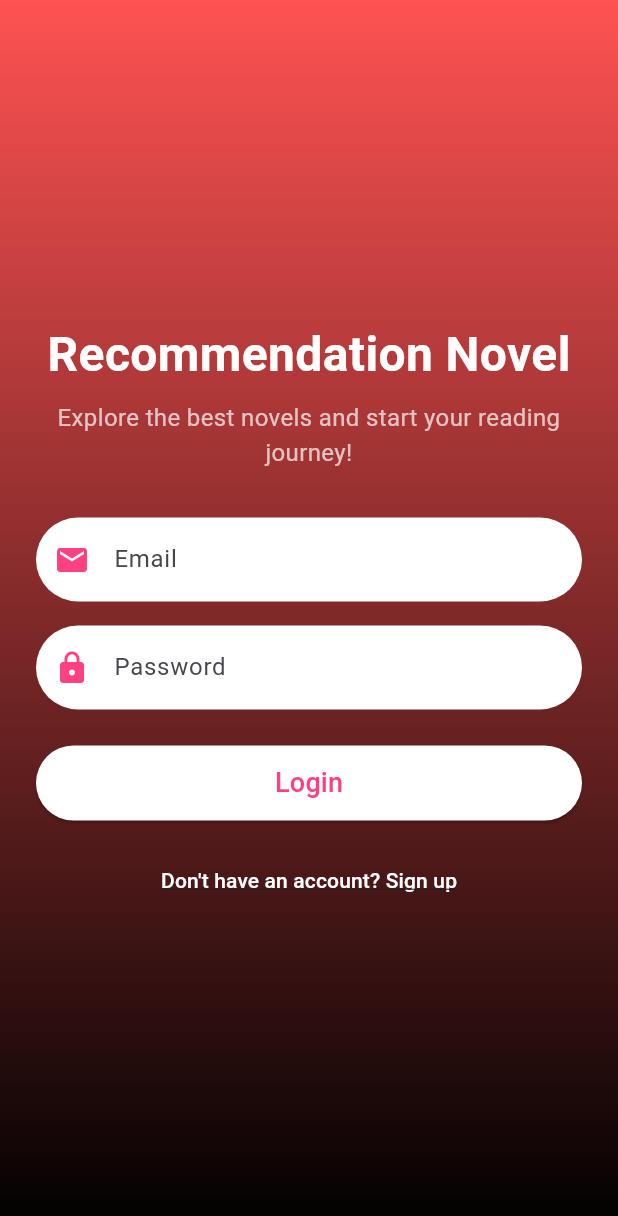
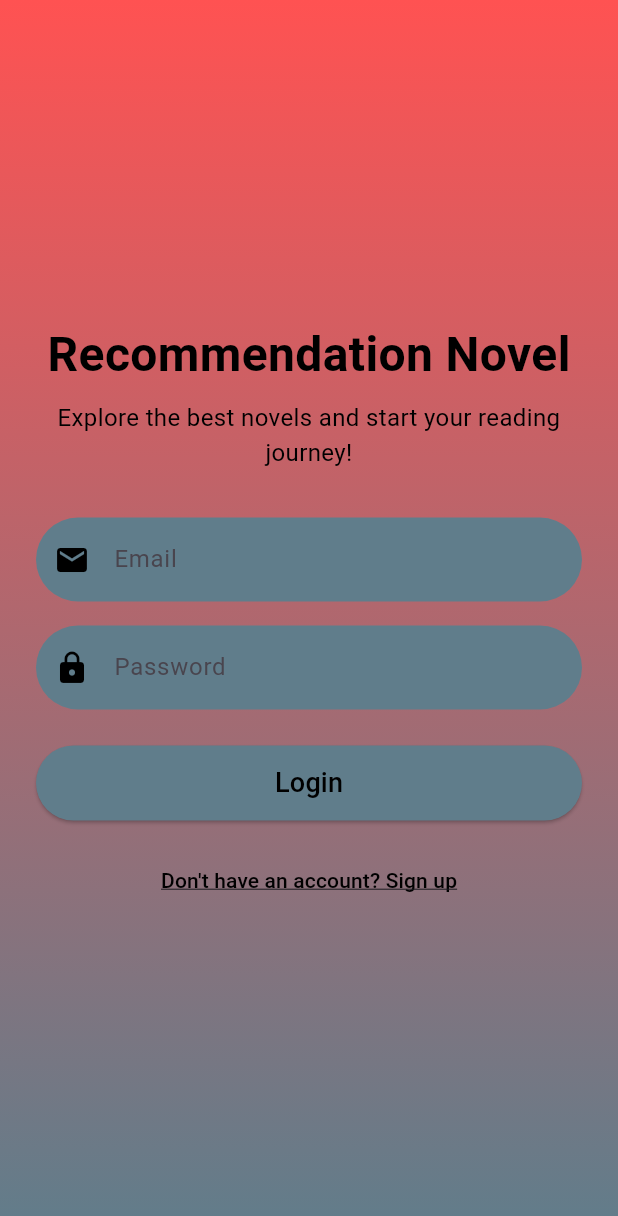
Before and after one commit to MGilangSeftian/Review-dan-Recomendation-Novel, a Flutter app: the screen it shows after launch, on a phone screen of 412 x 824 dp. Shown: the top 1216 px of the screen. Run offline on Flutter 3.47's test engine with Material 3 defaults, Android fonts, the phone set to English and light mode, and no system bars; our stand-ins replace shared_preferences; Roboto replaces fonts that are missing (Arial).

Commit message:
update warna

```diff
--- a/reccomendation_novel/lib/screens/tampilan_login.dart
+++ b/reccomendation_novel/lib/screens/tampilan_login.dart
@@ -44,7 +44,7 @@ class _TampilanLoginState extends State<TampilanLogin> {
           Container(
             decoration: BoxDecoration(
               gradient: LinearGradient(
-                colors: [Colors.redAccent, Colors.black],
+                colors: [Colors.redAccent, Colors.blueGrey],
                 begin: Alignment.topCenter,
                 end: Alignment.bottomCenter,
               ),
@@ -63,7 +63,7 @@ class _TampilanLoginState extends State<TampilanLogin> {
                     style: TextStyle(
                       fontSize: 32,
                       fontWeight: FontWeight.bold,
-                      color: Colors.white,
+                      color: Colors.black,
                       fontFamily: 'Arial',
                     ),
                   ),
@@ -72,7 +72,7 @@ class _TampilanLoginState extends State<TampilanLogin> {
                     'Explore the best novels and start your reading journey!',
                     style: TextStyle(
                       fontSize: 16,
-                      color: Colors.white70,
+                      color: Colors.black,
                     ),
                     textAlign: TextAlign.center,
                   ),
@@ -83,9 +83,9 @@ class _TampilanLoginState extends State<TampilanLogin> {
                     controller: _emailController,
                     decoration: InputDecoration(
                       filled: true,
-                      fillColor: Colors.white,
+                      fillColor: Colors.blueGrey,
                       hintText: 'Email',
-                      prefixIcon: Icon(Icons.email, color: Colors.pinkAccent),
+                      prefixIcon: Icon(Icons.email, color: Colors.black),
                       border: OutlineInputBorder(
                         borderRadius: BorderRadius.circular(30),
                         borderSide: BorderSide.none,
@@ -100,9 +100,9 @@ class _TampilanLoginState extends State<TampilanLogin> {
                     controller: _passwordController,
                     decoration: InputDecoration(
                       filled: true,
-                      fillColor: Colors.white,
+                      fillColor: Colors.blueGrey,
                       hintText: 'Password',
-                      prefixIcon: Icon(Icons.lock, color: Colors.pinkAccent),
+                      prefixIcon: Icon(Icons.lock, color: Colors.black),
                       border: OutlineInputBorder(
                         borderRadius: BorderRadius.circular(30),
                         borderSide: BorderSide.none,
@@ -116,7 +116,7 @@ class _TampilanLoginState extends State<TampilanLogin> {
                   ElevatedButton(
                     onPressed: _login,
                     style: ElevatedButton.styleFrom(
-                      foregroundColor: Colors.pinkAccent, backgroundColor: Colors.white,
+                      foregroundColor: Colors.black, backgroundColor: Colors.blueGrey,
                       shape: RoundedRectangleBorder(
                         borderRadius: BorderRadius.circular(30),
                       ),
@@ -137,7 +137,7 @@ class _TampilanLoginState extends State<TampilanLogin> {
                     child: Text(
                       'Don\'t have an account? Sign up',
                       style: TextStyle(
-                        color: Colors.white,
+                        color: Colors.black,
                         decoration: TextDecoration.underline,
                       ),
                     ),
```
